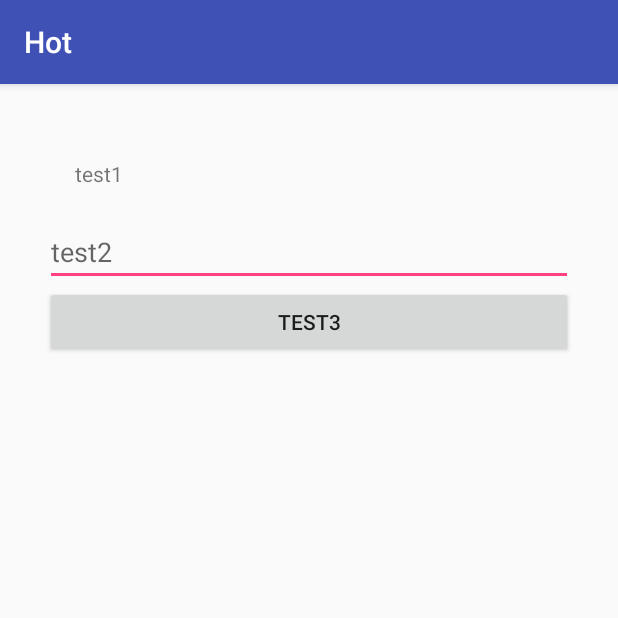
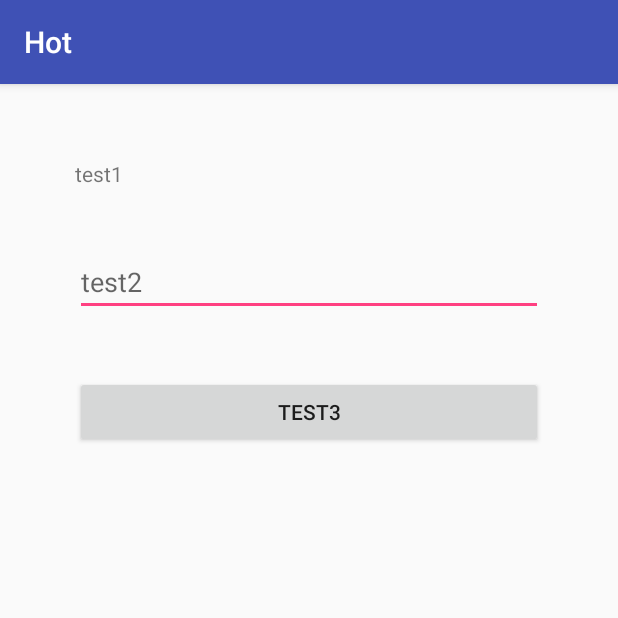
Before and after one commit to nicejwjin/hot_fixed, an Android app: the screen it shows after launch (MainActivity), on a phone screen of 412 x 824 dp, the top half of it. Run offline under Robolectric (Android 15) with nearby library versions, the phone set to English and light mode, and no system bars.

Commit message:
padding & margin 2

```diff
--- a/app/src/main/res/layout/activity_main.xml
+++ b/app/src/main/res/layout/activity_main.xml
@@ -15,12 +15,14 @@
     <EditText
         android:layout_width="match_parent"
         android:layout_height="wrap_content"
+        android:layout_margin="20dp"
         android:hint="test2" />
 
     <Button
         android:id="@+id/button1"
         android:layout_width="match_parent"
         android:layout_height="wrap_content"
+        android:layout_margin="20dp"
         android:text="test3" />
 
 
```
